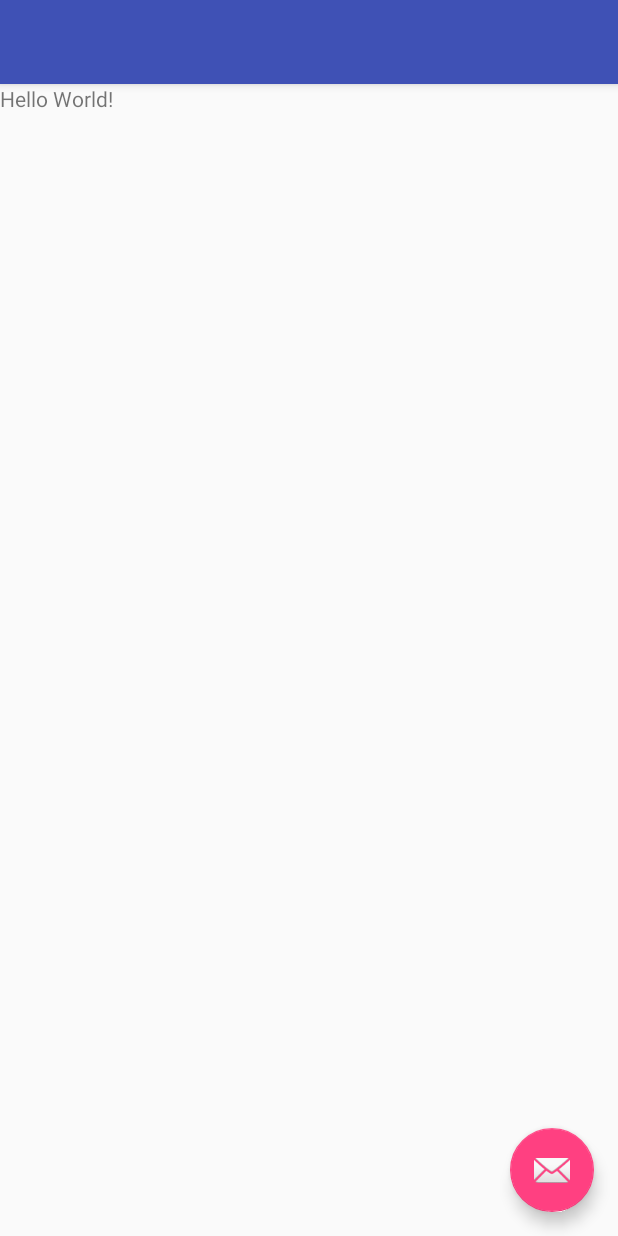
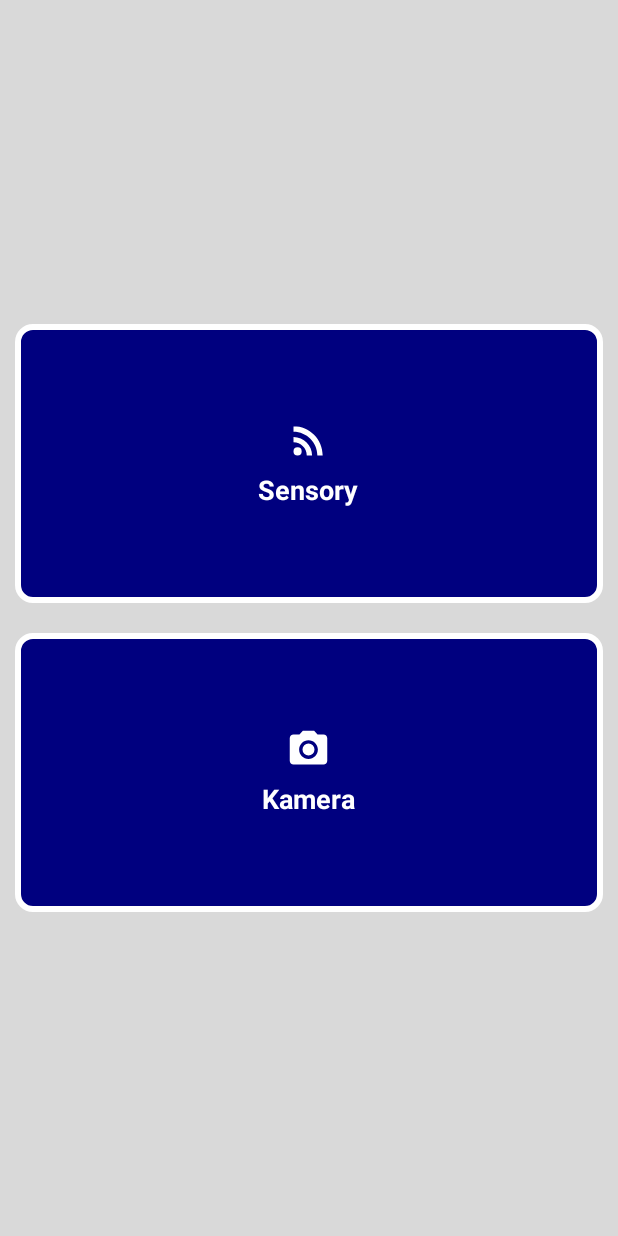
Before and after one commit to darekAsz/ProjektMAM, an Android app: the layout activity_main.xml on its own in the app's theme, with its tools: preview values and no code run, on a phone screen of 412 x 824 dp. Run offline under Robolectric (Android 15) with nearby library versions, the phone set to English and light mode, and no system bars.

Commit message:
Menu + obsługa sensorów

```diff
--- a/app/build.gradle
+++ b/app/build.gradle
@@ -16,6 +16,10 @@ android {
             proguardFiles getDefaultProguardFile('proguard-android.txt'), 'proguard-rules.pro'
         }
     }
+    compileOptions {
+        sourceCompatibility = '1.8'
+        targetCompatibility = '1.8'
+    }
 }
 
 dependencies {
--- a/app/src/main/AndroidManifest.xml
+++ b/app/src/main/AndroidManifest.xml
@@ -19,6 +19,7 @@
                 <category android:name="android.intent.category.LAUNCHER" />
             </intent-filter>
         </activity>
+        <activity android:name=".SensorActivity"></activity>
     </application>
 
 </manifest>
--- /dev/null
+++ b/app/src/main/res/drawable/ic_camera_30.xml
@@ -0,0 +1,6 @@
+<vector android:height="30dp" android:tint="#FFFFFF"
+    android:viewportHeight="24.0" android:viewportWidth="24.0"
+    android:width="30dp" xmlns:android="http://schemas.android.com/apk/res/android">
+    <path android:fillColor="#FF000000" android:pathData="M12,12m-3.2,0a3.2,3.2 0,1 1,6.4 0a3.2,3.2 0,1 1,-6.4 0"/>
+    <path android:fillColor="#FF000000" android:pathData="M9,2L7.17,4L4,4c-1.1,0 -2,0.9 -2,2v12c0,1.1 0.9,2 2,2h16c1.1,0 2,-0.9 2,-2L22,6c0,-1.1 -0.9,-2 -2,-2h-3.17L15,2L9,2zM12,17c-2.76,0 -5,-2.24 -5,-5s2.24,-5 5,-5 5,2.24 5,5 -2.24,5 -5,5z"/>
+</vector>
--- /dev/null
+++ b/app/src/main/res/drawable/ic_sensors_30.xml
@@ -0,0 +1,6 @@
+<vector android:height="30dp" android:tint="#FFFFFF"
+    android:viewportHeight="24.0" android:viewportWidth="24.0"
+    android:width="30dp" xmlns:android="http://schemas.android.com/apk/res/android">
+    <path android:fillColor="#FF000000" android:pathData="M6.18,17.82m-2.18,0a2.18,2.18 0,1 1,4.36 0a2.18,2.18 0,1 1,-4.36 0"/>
+    <path android:fillColor="#FF000000" android:pathData="M4,4.44v2.83c7.03,0 12.73,5.7 12.73,12.73h2.83c0,-8.59 -6.97,-15.56 -15.56,-15.56zM4,10.1v2.83c3.9,0 7.07,3.17 7.07,7.07h2.83c0,-5.47 -4.43,-9.9 -9.9,-9.9z"/>
+</vector>
--- /dev/null
+++ b/app/src/main/res/drawable/main_menu_item_shape.xml
@@ -0,0 +1,13 @@
+<?xml version="1.0" encoding="utf-8"?>
+<layer-list xmlns:android="http://schemas.android.com/apk/res/android" >
+
+    <item>
+        <shape xmlns:android="http://schemas.android.com/apk/res/android" android:shape="rectangle">
+            <corners android:radius="10dp"/>
+            <padding android:left="5dp" android:right="5dp" android:top="5dp" android:bottom="5dp"/>
+            <stroke android:width="4dp" android:color="@color/main_menu_item_border"/>
+            <solid android:color="@color/main_menu_item_background" />
+        </shape>
+    </item>
+
+</layer-list>
--- a/app/src/main/res/layout/activity_main.xml
+++ b/app/src/main/res/layout/activity_main.xml
@@ -1,33 +1,70 @@
 <?xml version="1.0" encoding="utf-8"?>
-<android.support.design.widget.CoordinatorLayout xmlns:android="http://schemas.android.com/apk/res/android"
-    xmlns:app="http://schemas.android.com/apk/res-auto"
+<LinearLayout xmlns:android="http://schemas.android.com/apk/res/android"
     xmlns:tools="http://schemas.android.com/tools"
     android:layout_width="match_parent"
     android:layout_height="match_parent"
-    tools:context=".MainActivity">
+    android:background="@color/main_menu_background"
+    android:orientation="vertical"
+    tools:context="com.example.dasztemb.mamprojekt.MainActivity">
 
-    <android.support.design.widget.AppBarLayout
+    <LinearLayout
+        android:layout_weight="2"
         android:layout_width="match_parent"
-        android:layout_height="wrap_content"
-        android:theme="@style/AppTheme.AppBarOverlay">
+        android:layout_height="match_parent"
+        android:orientation="vertical">
+    </LinearLayout>
 
-        <android.support.v7.widget.Toolbar
-            android:id="@+id/toolbar"
-            android:layout_width="match_parent"
-            android:layout_height="?attr/actionBarSize"
-            android:background="?attr/colorPrimary"
-            app:popupTheme="@style/AppTheme.PopupOverlay" />
+    <LinearLayout
+        android:id="@+id/layoutSensors"
+        style="@style/MainMenuButtonLayout"
+        android:layout_weight="2"
+        android:layout_width="match_parent"
+        android:layout_height="match_parent"
+        android:orientation="vertical">
 
-    </android.support.design.widget.AppBarLayout>
+        <ImageView
+            android:id="@+id/imageViewSensors"
+            style="@style/MainMenuButtonImage"
+            android:layout_width="wrap_content"
+            android:layout_height="wrap_content"
+            android:src="@drawable/ic_sensors_30" />
 
-    <include layout="@layout/content_main" />
+        <TextView
+            style="@style/MainMenuButtonText"
+            android:layout_width="wrap_content"
+            android:layout_height="wrap_content"
+            android:layout_below="@+id/imageViewSensors"
+            android:text="@string/main_menu_sensors" />
+    </LinearLayout>
 
-    <android.support.design.widget.FloatingActionButton
-        android:id="@+id/fab"
-        android:layout_width="wrap_content"
-        android:layout_height="wrap_content"
-        android:layout_gravity="bottom|end"
-        android:layout_margin="@dimen/fab_margin"
-        app:srcCompat="@android:drawable/ic_dialog_email" />
+    <LinearLayout
+        android:id="@+id/layoutCamera"
+        style="@style/MainMenuButtonLayout"
+        android:layout_weight="2"
+        android:layout_width="match_parent"
+        android:layout_height="match_parent"
+        android:orientation="vertical">
 
-</android.support.design.widget.CoordinatorLayout>
+        <ImageView
+            android:id="@+id/imageViewCamera"
+            style="@style/MainMenuButtonImage"
+            android:layout_width="wrap_content"
+            android:layout_height="wrap_content"
+            android:src="@drawable/ic_camera_30" />
+
+        <TextView
+            style="@style/MainMenuButtonText"
+            android:layout_width="wrap_content"
+            android:layout_height="wrap_content"
+            android:layout_below="@+id/imageViewCamera"
+            android:text="@string/main_menu_camera" />
+    </LinearLayout>
+
+    <LinearLayout
+        android:layout_weight="2"
+        android:layout_width="match_parent"
+        android:layout_height="match_parent"
+        android:orientation="vertical">
+    </LinearLayout>
+
+</LinearLayout>
--- a/app/src/main/res/values/colors.xml
+++ b/app/src/main/res/values/colors.xml
@@ -1,6 +1,12 @@
 <?xml version="1.0" encoding="utf-8"?>
 <resources>
-    <color name="colorPrimary">#3F51B5</color>
-    <color name="colorPrimaryDark">#303F9F</color>
-    <color name="colorAccent">#FF4081</color>
+    <color name="color_primary">#4c4cff</color>
+    <color name="color_primary_dark">#3232ff</color>
+    <color name="color_accent">#FF4081</color>
+    <color name="color_font_nav_header">#000000</color>
+    <color name="main_menu_background">#D9D9D9</color>
+    <color name="main_menu_item_background">#00007F</color>
+    <color name="main_menu_item_border">#FFFFFF</color>
+    <color name="main_menu_font_color">#FFFFFF</color>
+    <color name="sensor_font_color">#000000</color>
 </resources>
--- a/app/src/main/res/values/dimens.xml
+++ b/app/src/main/res/values/dimens.xml
@@ -1,3 +1,5 @@
 <resources>
-    <dimen name="fab_margin">16dp</dimen>
+    <dimen name="font_size_large">22sp</dimen>
+    <dimen name="font_size_medium">18sp</dimen>
+    <dimen name="font_size_small">14sp</dimen>
 </resources>
--- a/app/src/main/res/values/styles.xml
+++ b/app/src/main/res/values/styles.xml
@@ -3,9 +3,9 @@
     <!-- Base application theme. -->
     <style name="AppTheme" parent="Theme.AppCompat.Light.DarkActionBar">
         <!-- Customize your theme here. -->
-        <item name="colorPrimary">@color/colorPrimary</item>
-        <item name="colorPrimaryDark">@color/colorPrimaryDark</item>
-        <item name="colorAccent">@color/colorAccent</item>
+        <item name="colorPrimary">@color/color_primary</item>
+        <item name="colorPrimaryDark">@color/color_primary_dark</item>
+        <item name="colorAccent">@color/color_accent</item>
     </style>
 
     <style name="AppTheme.NoActionBar">
@@ -17,4 +17,39 @@
 
     <style name="AppTheme.PopupOverlay" parent="ThemeOverlay.AppCompat.Light" />
 
+    <style name="MainMenuButtonLayout">
+        <item name="android:layout_margin">10dp</item>
+        <item name="android:background">@drawable/main_menu_item_shape</item>
+        <item name="android:gravity">center</item>
+    </style>
+
+    <style name="MainMenuButtonImage">
+        <item name="android:layout_centerInParent">true</item>
+        <item name="android:paddingBottom">5dp</item>
+    </style>
+
+    <style name="MainMenuButtonText">
+        <item name="android:textSize">@dimen/font_size_medium</item>
+        <item name="android:layout_centerInParent">true</item>
+        <item name="android:singleLine">true</item>
+        <item name="android:textColor">@color/main_menu_font_color</item>
+        <item name="android:textStyle">bold</item>
+    </style>
+
+    <style name="SensorText">
+        <item name="android:textSize">@dimen/font_size_medium</item>
+        <item name="android:layout_centerInParent">true</item>
+        <item name="android:singleLine">true</item>
+        <item name="android:textColor">@color/sensor_font_color</item>
+    </style>
+
+    <style name="SensorTextHeader">
+        <item name="android:textSize">@dimen/font_size_large</item>
+        <item name="android:layout_centerInParent">true</item>
+        <item name="android:singleLine">true</item>
+        <item name="android:textColor">@color/sensor_font_color</item>
+        <item name="android:textStyle">bold</item>
+    </style>
+
+
 </resources>
```
Also changed, not shown: app/src/main/java/com/example/dasztemb/mamprojekt/MainActivity.java (+26 -32 lines), app/src/main/java/com/example/dasztemb/mamprojekt/SensorActivity.java (added, +121 -0 lines), app/src/main/res/layout/activity_sensor.xml (added, +121 -0 lines), app/src/main/res/values/strings.xml (+15 -0 lines).
